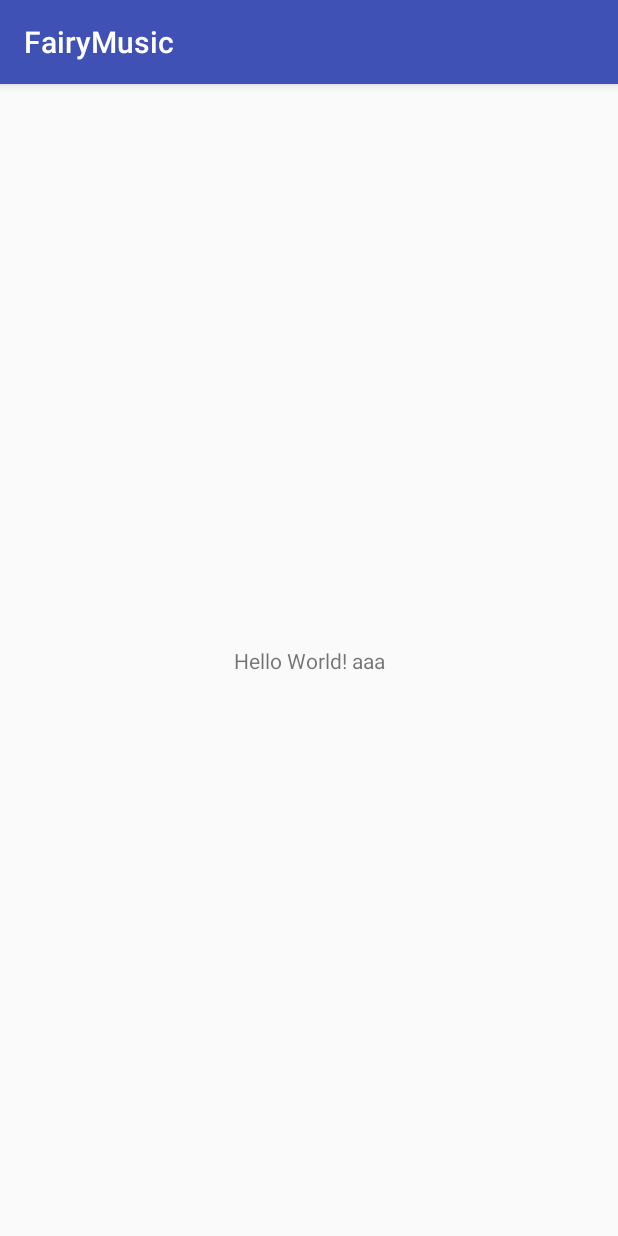
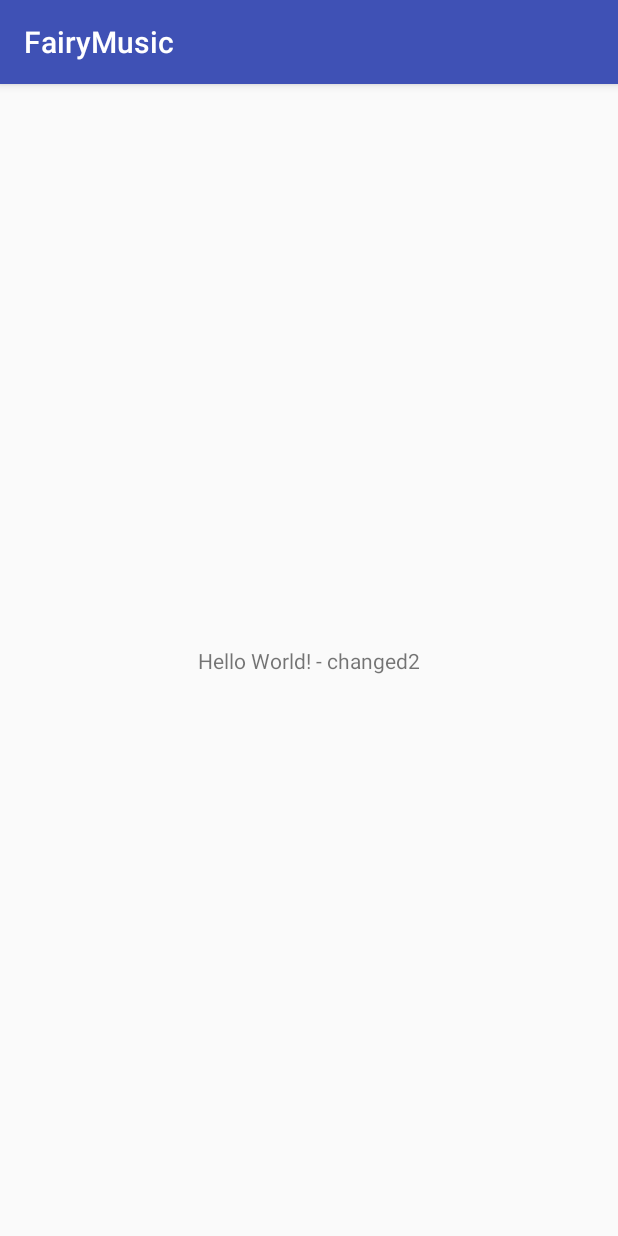
Before and after one commit to euntas/FairyMusic, an Android app: the screen it shows after launch (MainActivity), on a phone screen of 412 x 824 dp. Run offline under Robolectric (Android 15) with nearby library versions, the light colour scheme and no system bars.

Commit message:
Merge branch 'master' of https://github.com/euntas/FairyMusic
# Conflicts:
#	.idea/vcs.xml
#	app/src/main/res/layout/activity_main.xml

```diff
--- a/app/src/main/res/layout/activity_main.xml
+++ b/app/src/main/res/layout/activity_main.xml
@@ -9,7 +9,7 @@
     <TextView
         android:layout_width="wrap_content"
         android:layout_height="wrap_content"
-        android:text="Hello World! aaa"
+        android:text="Hello World! - changed2"
         app:layout_constraintBottom_toBottomOf="parent"
         app:layout_constraintLeft_toLeftOf="parent"
         app:layout_constraintRight_toRightOf="parent"
```
